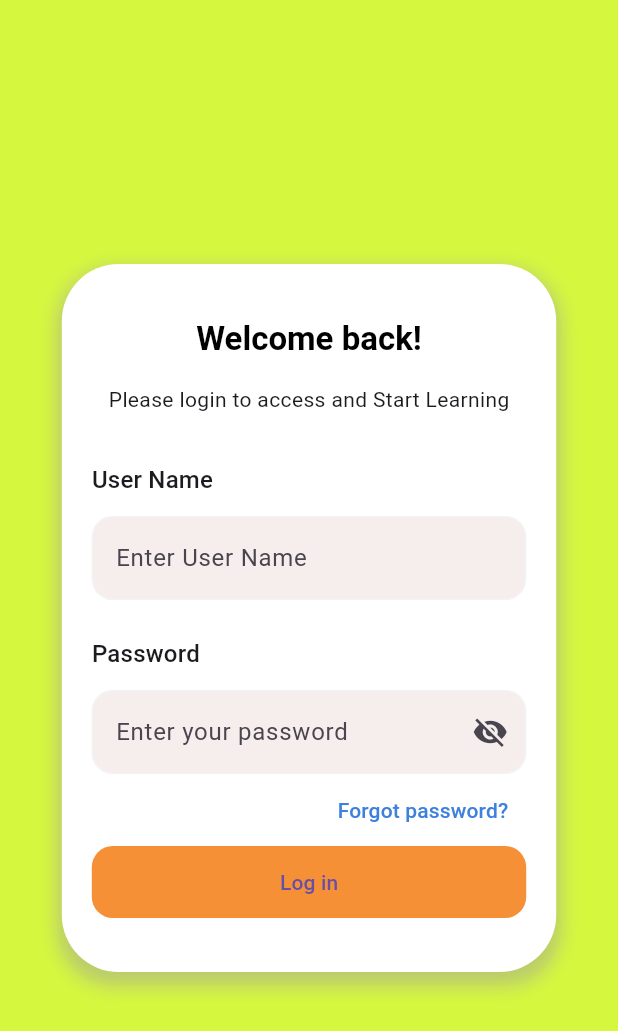
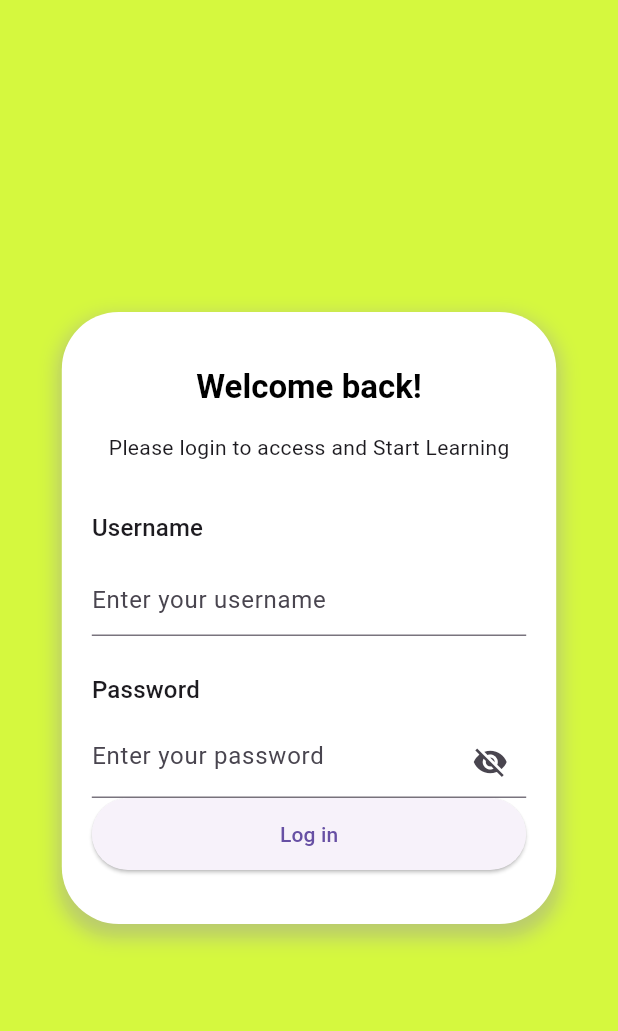
Before and after one commit to ktlikhith/elearningapp, a Flutter app: the screen it shows after launch, on a phone screen of 412 x 824 dp. Shown: the top 1031 px of the screen. Run offline on Flutter 3.47's test engine with Material 3 defaults, Android fonts, the phone set to English and light mode, and no system bars; our stand-ins replace flutter_bloc, font_awesome_flutter, google_fonts, google_nav_bar, video_player.

Commit message:
Added APi for login

```diff
--- /dev/null
+++ b/elearning/lib/bloc/authbloc.dart
@@ -0,0 +1,61 @@
+import 'package:elearning/repositories/authrepository.dart';
+import 'package:elearning/services/auth.dart';
+import 'package:flutter/material.dart';
+import 'package:flutter_bloc/flutter_bloc.dart';
+
+import 'package:elearning/routes/routes.dart';
+
+// Define events
+abstract class AuthEvent {}
+
+class LoginRequested extends AuthEvent {
+  final String username;
+  final String password;
+
+  LoginRequested({required this.username, required this.password});
+}
+
+// Define states
+abstract class AuthState {}
+
+class AuthInitial extends AuthState {}
+
+class AuthLoading extends AuthState {}
+
+class AuthAuthenticated extends AuthState {
+  final String token; // Define a token property
+
+  AuthAuthenticated(this.token); // Constructor to initialize token
+}
+
+class AuthFailure extends AuthState {
+  final String message;
+
+  AuthFailure({required this.message});
+}
+
+
+
+// Define AuthBloc
+class AuthBloc extends Bloc<AuthEvent, AuthState> {
+  final BuildContext context;
+  final AuthRepository authRepository;
+
+  AuthBloc({required this.context, required this.authRepository}) : super(AuthInitial()) {
+    on<LoginRequested>(_onLoginRequested);
+  }
+
+  void _onLoginRequested(LoginRequested event, Emitter<AuthState> emit) async {
+    emit(AuthLoading()); // Emit loading state while performing authentication
+    try {
+      final result = await authRepository.login(event.username, event.password);
+      final token = result['token']; // Assuming login returns token
+      emit(AuthAuthenticated(token));// Emit authenticated state on successful login
+      print('$token');
+      Navigator.of(context).pushReplacementNamed(RouterManger.homescreen, arguments: token);
+    } catch (error) {
+      emit(AuthFailure(message: 'Authentication failed')); // Emit failure state with error message
+      print('Authentication failed: $error'); // Print error message to the terminal
+    }
+  }
+}
--- a/elearning/lib/main.dart
+++ b/elearning/lib/main.dart
@@ -1,53 +1,88 @@
-import 'package:elearning/constants.dart';
+// import 'package:elearning/constants.dart';
+// import 'package:elearning/routes/routes.dart';
+// import 'package:elearning/ui/login_page/login_screen%20.dart';
+// import 'package:flutter/material.dart';
+// import 'package:google_fonts/google_fonts.dart';
+
+// void main() {
+//   runApp(const ElearningApp());
+// }
+
+// class ElearningApp extends StatelessWidget {
+//   const ElearningApp({Key? key}) : super(key: key);
+
+//   @override
+//   Widget build(BuildContext context) {
+//     return MaterialApp(
+//       theme: ThemeData(
+//                 scaffoldBackgroundColor: Colors.white,
+//         primarySwatch: Colors.blue,
+//         elevatedButtonTheme: ElevatedButtonThemeData(
+//           style: ElevatedButton.styleFrom(
+//             minimumSize: const Size(double.infinity, 48),
+//             backgroundColor: Color.fromARGB(255, 246, 144, 55),
+//             shape: RoundedRectangleBorder(
+//               borderRadius: BorderRadius.circular(14),
+//               side: BorderSide.none,
+//             ),
+//             elevation: 0,
+//           ),
+//         ),
+//         inputDecorationTheme: InputDecorationTheme(
+//           fillColor: Color.fromARGB(198, 243, 232, 232),
+//           filled: true,
+//           border: defaultOutlineInputBorder,
+//           enabledBorder: defaultOutlineInputBorder,
+//           focusedBorder: OutlineInputBorder(
+//             borderRadius: BorderRadius.circular(14),
+//             borderSide: const BorderSide(color: Color.fromARGB(255, 241, 134, 41)),
+//           ),
+//         ),
+//         // primaryColor: Colors.orangeAccent, // Set the primary color for the app bar
+//         // backgroundColor: Colors.white, // Set the background color for all pages
+//         // textTheme: GoogleFonts.robotoTextTheme(
+//         //   Theme.of(context).textTheme,
+//         // ),
+//       ),
+//       // initialRoute: RouterManger.homescreen,
+//       // onGenerateRoute: RouterManger.generateRoute,
+//       home: LoginScreen(),
+
+//     );
+//   }
+// }
+
+
+import 'package:elearning/bloc/authbloc.dart';
+import 'package:elearning/repositories/authrepository.dart';
 import 'package:elearning/routes/routes.dart';
 import 'package:elearning/ui/login_page/login_screen%20.dart';
 import 'package:flutter/material.dart';
+import 'package:flutter_bloc/flutter_bloc.dart';
 import 'package:google_fonts/google_fonts.dart';
 
 void main() {
-  runApp(const ElearningApp());
+  runApp(MyApp());
 }
 
-class ElearningApp extends StatelessWidget {
-  const ElearningApp({Key? key}) : super(key: key);
-
+class MyApp extends StatelessWidget {
   @override
   Widget build(BuildContext context) {
-    return MaterialApp(
-      theme: ThemeData(
-                scaffoldBackgroundColor: Colors.white,
-        primarySwatch: Colors.blue,
-        elevatedButtonTheme: ElevatedButtonThemeData(
-          style: ElevatedButton.styleFrom(
-            minimumSize: const Size(double.infinity, 48),
-            backgroundColor: Color.fromARGB(255, 246, 144, 55),
-            shape: RoundedRectangleBorder(
-              borderRadius: BorderRadius.circular(14),
-              side: BorderSide.none,
-            ),
-            elevation: 0,
-          ),
+    return BlocProvider(
+      create: (context) => AuthBloc(context: context,authRepository: AuthRepository()),
+      child: MaterialApp(
+        title: 'Flutter Demo',
+        theme: ThemeData(
+          primaryColor: Colors.orangeAccent,
+          backgroundColor: Colors.white, // Set the background color for all pages
+          textTheme: GoogleFonts.robotoTextTheme(
+          Theme.of(context).textTheme,
+
         ),
-        inputDecorationTheme: InputDecorationTheme(
-          fillColor: Color.fromARGB(198, 243, 232, 232),
-          filled: true,
-          border: defaultOutlineInputBorder,
-          enabledBorder: defaultOutlineInputBorder,
-          focusedBorder: OutlineInputBorder(
-            borderRadius: BorderRadius.circular(14),
-            borderSide: const BorderSide(color: Color.fromARGB(255, 241, 134, 41)),
-          ),
         ),
-        // primaryColor: Colors.orangeAccent, // Set the primary color for the app bar
-        // backgroundColor: Colors.white, // Set the background color for all pages
-        // textTheme: GoogleFonts.robotoTextTheme(
-        //   Theme.of(context).textTheme,
-        // ),
+        home: LoginScreen(),
+        onGenerateRoute: RouterManger.generateRoute,
       ),
-      // initialRoute: RouterManger.homescreen,
-      // onGenerateRoute: RouterManger.generateRoute,
-      home: LoginScreen(),
-
     );
   }
 }
--- /dev/null
+++ b/elearning/lib/repositories/authrepository.dart
@@ -0,0 +1,15 @@
+
+
+import 'package:elearning/services/auth.dart';
+
+class AuthRepository {
+  Future<Map<String, dynamic>> login(String username, String password) async {
+    try {
+      final result = await AuthService.login(username, password, 'moodle_mobile_app');
+      return result;
+
+    } catch (e) {
+      throw Exception('Failed to login: $e');
+    }
+  }
+}
--- a/elearning/lib/ui/login_page/authentication.dart
+++ /dev/null
@@ -1,26 +0,0 @@
-import 'dart:convert';
-import 'package:http/http.dart' as http;
-
-Future<String> authenticateUser(String email, String password) async {
-  final apiUrl =
-      'https://lxp-demo2.raptechsolutions.com/login/token.php?username=$email&password=$password&service=moodle_mobile_app';
-
-  try {
-    final response = await http.get(Uri.parse(apiUrl));
-
-    if (response.statusCode == 200) {
-      final jsonResponse = jsonDecode(response.body);
-      // return jsonResponse.toString();
-      if (jsonResponse['token'] != null) {
-        return 'Successfully logged in';
-      } else {
-        return 'Invalid email or password combination';
-      }
-    }
-     else {
-      throw Exception('Failed to load data');
-    }
-  } catch (e) {
-    return 'Error: $e';
-  }
-}
--- a/elearning/lib/ui/login_page/login_screen .dart
+++ b/elearning/lib/ui/login_page/login_screen .dart
@@ -1,24 +1,32 @@
-import 'package:elearning/ui/login_page/forgot_pass.dart';
+import 'package:elearning/bloc/authbloc.dart';
+import 'package:elearning/repositories/authrepository.dart';
 import 'package:flutter/material.dart';
-import 'package:flutter/services.dart'; // Import FilteringTextInputFormatter
-import 'authentication.dart'; // Import the authenticateUser function
+import 'package:flutter/services.dart';
+import 'package:flutter_bloc/flutter_bloc.dart';
 
-class LoginScreen extends StatefulWidget {
+
+class LoginScreen extends StatelessWidget {
   const LoginScreen({Key? key}) : super(key: key);
 
   @override
-  State<LoginScreen> createState() => _LoginScreenState();
+  Widget build(BuildContext context) {
+    final AuthRepository authRepository = AuthRepository(); // Create an instance of AuthRepository
+    return BlocProvider(
+      create: (context) => AuthBloc(context: context,authRepository: authRepository), // Provide AuthRepository to AuthBloc
+      child: _LoginScreenContent(), // Use _LoginScreenContent as child
+    );
+  }
 }
 
-class _LoginScreenState extends State<LoginScreen> {
+class _LoginScreenContent extends StatelessWidget {
   final _formKey = GlobalKey<FormState>();
   bool _obscureText = true;
-  TextEditingController _emailController = TextEditingController();
+  TextEditingController _usernameController = TextEditingController();
   TextEditingController _passwordController = TextEditingController();
 
-  String? _emailValidator(String? value) {
+  String? _usernameValidator(String? value) {
     if (value == null || value.isEmpty) {
-      return 'Please enter your email';
+      return 'Please enter your username';
     }
     // You can add more validation logic here if needed
     return null;
@@ -32,13 +40,14 @@ class _LoginScreenState extends State<LoginScreen> {
     return null;
   }
 
-  void _login() async {
+  void _login(BuildContext context) {
     if (_formKey.currentState!.validate()) {
-      String email = _emailController.text.trim();
+      String username = _usernameController.text.trim();
       String password = _passwordController.text.trim();
 
-      String result = await authenticateUser(email, password);
-      print(result); // Print the authentication result
+      // Access the AuthBloc using BlocProvider.of
+      final authBloc = BlocProvider.of<AuthBloc>(context);
+      authBloc.add(LoginRequested(username: username, password: password));
     }
   }
 
@@ -87,23 +96,18 @@ class _LoginScreenState extends State<LoginScreen> {
                         crossAxisAlignment: CrossAxisAlignment.start,
                         children: [
                           Text(
-                            'User Name',
+                            'Username',
                             style: Theme.of(context).textTheme.subtitle1,
                           ),
                           const SizedBox(height: 12),
                           TextFormField(
-                            controller: _emailController,
-                            keyboardType: TextInputType.emailAddress,
+                            controller: _usernameController,
+                            keyboardType: TextInputType.text,
                             textInputAction: TextInputAction.next,
                             decoration: const InputDecoration(
-                              hintText: 'Enter User Name',
+                              hintText: 'Enter your username',
                             ),
-                            validator: _emailValidator,
-                            inputFormatters: [
-                              FilteringTextInputFormatter.allow(
-                                RegExp(r'[a-zA-Z0-9@._]'), // Allow only email characters
-                              ),
-                            ],
+                            validator: _usernameValidator,
                           ),
                           const SizedBox(height: 24),
                           Text(
@@ -122,34 +126,17 @@ class _LoginScreenState extends State<LoginScreen> {
                                   _obscureText ? Icons.visibility_off : Icons.visibility,
                                 ),
                                 onPressed: () {
-                                  setState(() {
-                                    _obscureText = !_obscureText;
-                                  });
+                                  _obscureText = !_obscureText;
                                 },
                               ),
                             ),
                             validator: _passwordValidator,
                           ),
-                          Align(
-                            alignment: Alignment.centerRight,
-                            child: TextButton(
-                              onPressed: () {
-                                Navigator.push(
-                                  context,
-                                  MaterialPageRoute(builder: (context) => const ForgotPasswordScreen()),
-                                );
-                              },
-                              child: const Text(
-                                'Forgot password?',
-                                style: TextStyle(color: Color(0xFF3D80DE)),
-                              ),
-                            ),
-                          ),
                         ],
                       ),
                     ),
                     ElevatedButton(
-                      onPressed: _login, // Call the _login function
+                      onPressed: () => _login(context),
                       style: ButtonStyle(
                         minimumSize: MaterialStateProperty.all(
                           const Size(double.infinity, 48),
--- a/elearning/pubspec.yaml
+++ b/elearning/pubspec.yaml
@@ -36,7 +36,9 @@ dependencies:
   video_player: ^2.8.5
   google_nav_bar: ^5.0.6
   flutter_svg: ^2.0.4
-
+  http: ^1.2.1
+  bloc: ^8.1.4
+  flutter_bloc: ^8.1.5
 
 
   # The following adds the Cupertino Icons font to your application.
```
Also changed, not shown: elearning/lib/routes/routes.dart (+5 -4 lines), elearning/lib/services/auth.dart (added, +76 -0 lines), elearning/lib/ui/Dashboard/dashboard.dart (+54 -18 lines), elearning/lib/ui/Dashboard/dues.dart (+41 -6 lines), elearning/lib/ui/Navigation Bar/navigationanimation.dart (+6 -6 lines), elearning/pubspec.lock.
